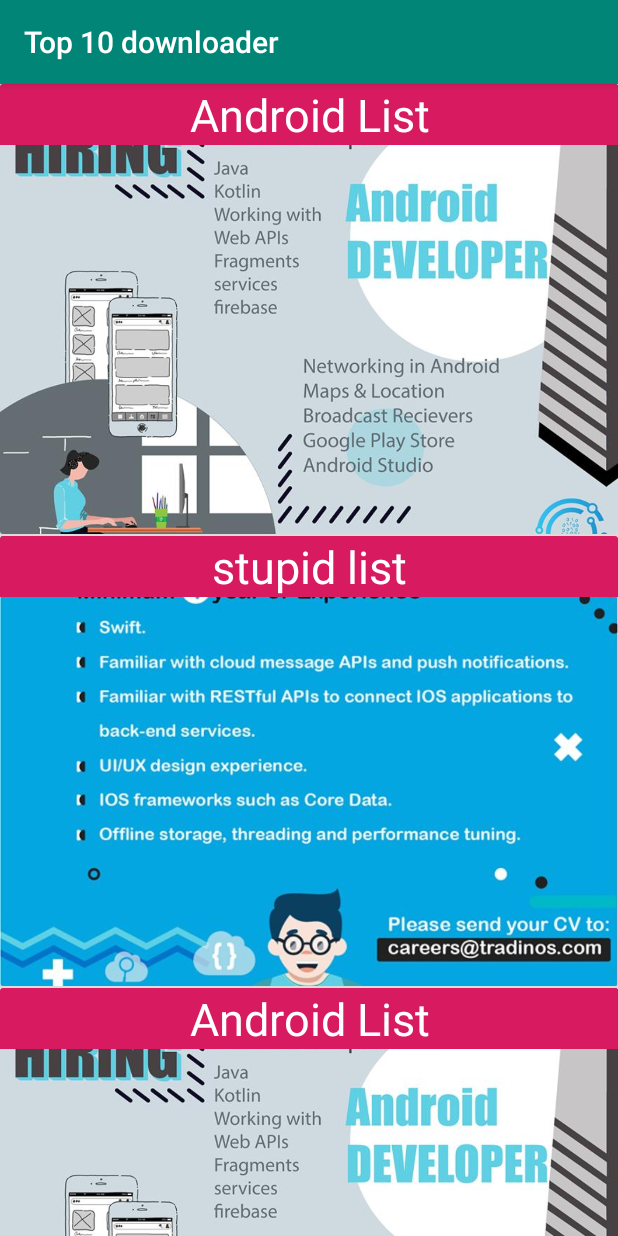
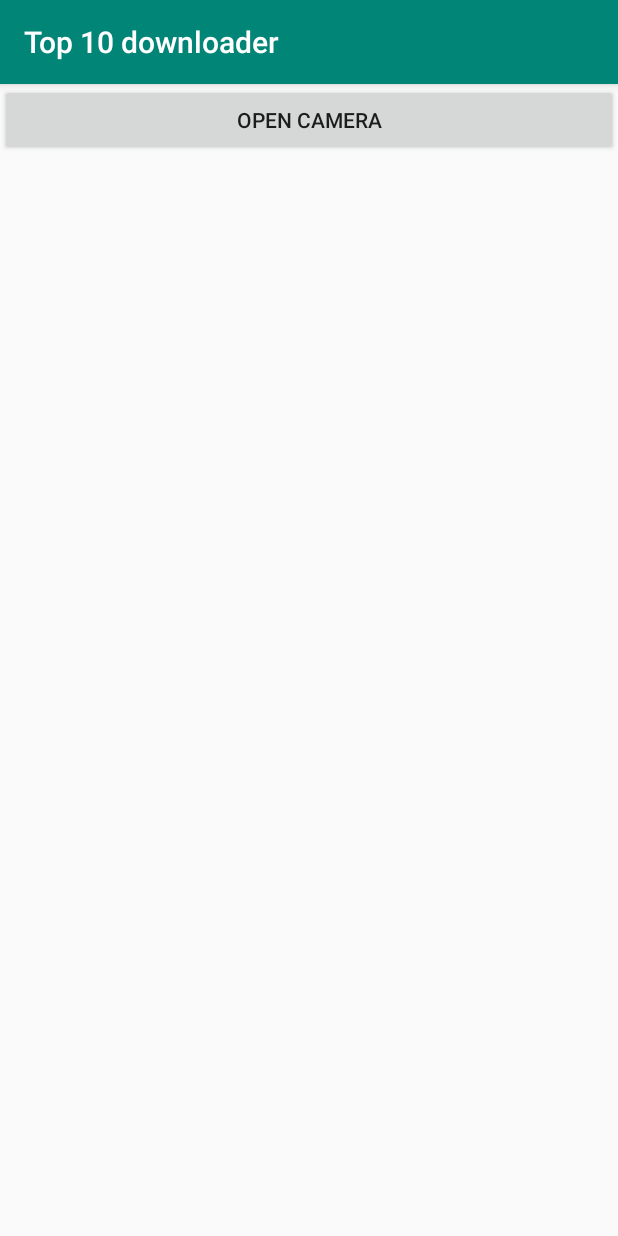
Before and after one commit to power19942/android-kotlin-play, an Android app: the screen it shows after launch (MainActivity), on a phone screen of 412 x 824 dp. Run offline under Robolectric (Android 15) with nearby library versions, the phone set to English and light mode, and no system bars.

Commit message:
pick image from camera

```diff
--- a/app/src/main/java/com/example/top10downloader/CustomAdapter.kt
+++ /dev/null
@@ -1,25 +0,0 @@
-package com.example.top10downloader
-
-import android.content.Context
-import android.view.LayoutInflater
-import android.view.View
-import android.view.ViewGroup
-import android.widget.ArrayAdapter
-import android.widget.ImageView
-import android.widget.TextView
-
-class CustomAdapter(context:Context,data:ArrayList<ItemClass>) : ArrayAdapter<ItemClass>(context,0,data){
-
-    override fun getView(position: Int, convertView: View?, parent: ViewGroup): View {
-        var itemView:View? = convertView
-        itemView = LayoutInflater.from(context).inflate(R.layout.list_item,parent,false)
-        var item : ItemClass? = getItem(position)
-        var title :TextView = itemView.findViewById(R.id.item_title)
-        title.text = item!!.title
-        var img :ImageView = itemView.findViewById(R.id.item_image)
-        img.setImageResource(item.image)
-        return  itemView
-    }
-
-
-}
--- a/app/src/main/java/com/example/top10downloader/ItemClass.kt
+++ /dev/null
@@ -1,7 +0,0 @@
-package com.example.top10downloader
-
-import android.widget.BaseAdapter
-
-class ItemClass(var title:String,var image:Int){
-
-}
--- a/app/src/main/java/com/example/top10downloader/MainActivity.kt
+++ b/app/src/main/java/com/example/top10downloader/MainActivity.kt
@@ -1,7 +1,10 @@
 package com.example.top10downloader
 
 import android.app.Dialog
+import android.content.Intent
+import android.graphics.Bitmap
 import android.graphics.drawable.AnimationDrawable
+import android.media.Image
 import androidx.appcompat.app.AppCompatActivity
 import android.os.Bundle
 import android.widget.*
@@ -13,28 +16,21 @@ class MainActivity : AppCompatActivity() {
         super.onCreate(savedInstanceState)
         setContentView(R.layout.activity_main)
 
-        var list = findViewById<ListView>(R.id.list_view)
-        var item = ArrayList<ItemClass>()
-        item.add(ItemClass("Android List",R.drawable.img))
-        item.add(ItemClass("stupid list",R.drawable.img2))
-        item.add(ItemClass("Android List",R.drawable.img))
-        item.add(ItemClass("stupid list",R.drawable.img2))
+        var openBtn : Button = findViewById(R.id.btn)
 
-        var addater = CustomAdapter(this@MainActivity,item);
-        list.adapter = addater
-        list.onItemClickListener = AdapterView.OnItemClickListener{parent,view,pos,id->
-            val alert = Dialog(this@MainActivity)
-            alert.setContentView(R.layout.custom_alert)
-            val title = alert.findViewById<TextView>(R.id.dialog_txt)
-            val img = alert.findViewById<ImageView>(R.id.dialog_img)
-            val btn = alert.findViewById<Button>(R.id.dialog_button)
-            val item: ItemClass? = addater.getItem(pos)
-            title.text = item?.title
-            img.setImageResource(item?.image ?: R.drawable.img2)
-            btn.setOnClickListener{
-                alert.dismiss()
-            }
-            alert.show()
+        openBtn.setOnClickListener{it
+            val intent = Intent(android.provider.MediaStore.ACTION_IMAGE_CAPTURE)
+            startActivityForResult(intent,548)
+        }
+
+    }
+
+    override fun onActivityResult(requestCode: Int, resultCode: Int, data: Intent?) {
+        super.onActivityResult(requestCode, resultCode, data)
+        if (requestCode == 548){
+            var img = data!!.extras?.get("data") as Bitmap
+            val image = findViewById<ImageView>(R.id.imageView2)
+            image.setImageBitmap(img)
         }
     }
 
--- a/app/src/main/res/layout/activity_main.xml
+++ b/app/src/main/res/layout/activity_main.xml
@@ -1,13 +1,20 @@
 <?xml version="1.0" encoding="utf-8"?>
-<RelativeLayout xmlns:android="http://schemas.android.com/apk/res/android"
+<LinearLayout xmlns:android="http://schemas.android.com/apk/res/android"
     xmlns:app="http://schemas.android.com/apk/res-auto"
     xmlns:tools="http://schemas.android.com/tools"
     android:layout_width="match_parent"
     android:layout_height="match_parent"
-    tools:context=".MainActivity" >
+    android:orientation="vertical"
+    tools:context=".MainActivity">
 
-    <ListView
-        android:id="@+id/list_view"
+    <Button
+        android:id="@+id/btn"
         android:layout_width="match_parent"
-        android:layout_height="match_parent" />
-</RelativeLayout>
+        android:layout_height="wrap_content"
+        android:text="open camera" />
+
+    <ImageView
+        android:id="@+id/imageView2"
+        android:layout_width="match_parent"
+        android:layout_height="300dp" />
+</LinearLayout>
--- a/app/src/main/res/layout/list_item.xml
+++ /dev/null
@@ -1,29 +0,0 @@
-<?xml version="1.0" encoding="utf-8"?>
-<LinearLayout xmlns:android="http://schemas.android.com/apk/res/android"
-    xmlns:app="http://schemas.android.com/apk/res-auto"
-    android:orientation="vertical" android:layout_width="match_parent"
-    android:layout_height="match_parent">
-
-    <androidx.cardview.widget.CardView
-        android:layout_width="match_parent"
-        android:layout_height="300dp">
-
-        <ImageView
-            android:id="@+id/item_image"
-            android:layout_width="match_parent"
-            android:layout_height="wrap_content"
-            android:scaleType="centerCrop"
-            app:srcCompat="@drawable/img" />
-
-        <TextView
-            android:id="@+id/item_title"
-            android:layout_width="match_parent"
-            android:layout_height="wrap_content"
-            android:background="@color/colorAccent"
-            android:gravity="center"
-            android:text="TextView"
-            android:textColor="@color/cardview_light_background"
-            android:textSize="30sp" />
-    </androidx.cardview.widget.CardView>
-
-</LinearLayout>
```
Also changed, not shown: app/src/main/res/layout/custom_alert.xml (deleted, +0 -27 lines).
